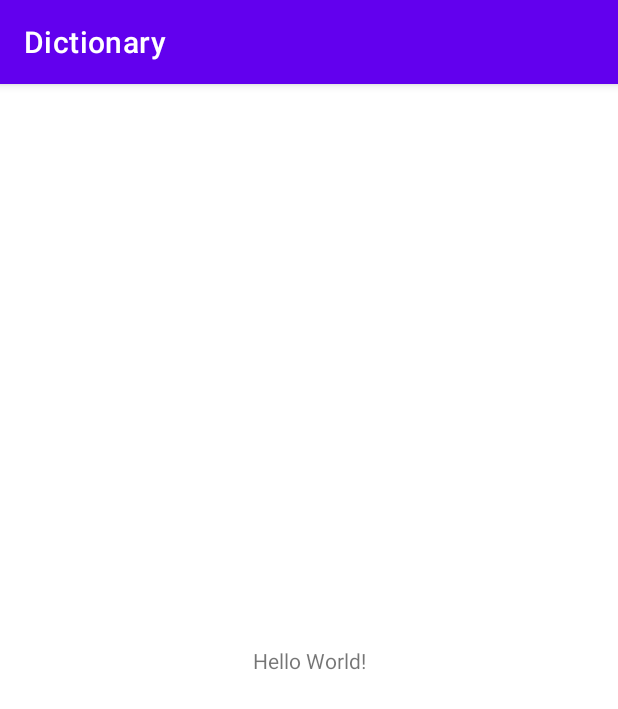
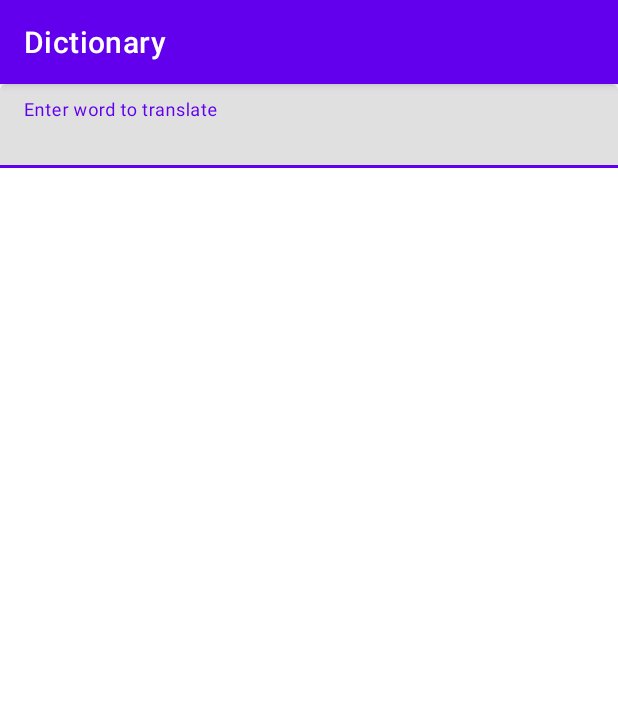
Before and after one commit to brrcd/Dictionary, an Android app: the screen it shows after launch (MainActivity), on a phone screen of 412 x 824 dp. Shown: the top 709 px of the screen. Run offline under Robolectric (Android 15) with nearby library versions, the phone set to English and light mode, and no system bars; our stand-ins replace RxJava.

Commit message:
ДЗ № 1 начало

```diff
--- a/app/src/main/AndroidManifest.xml
+++ b/app/src/main/AndroidManifest.xml
@@ -1,6 +1,8 @@
 <?xml version="1.0" encoding="utf-8"?>
 <manifest xmlns:android="http://schemas.android.com/apk/res/android"
     package="com.example.dictionary">
+
+    <uses-permission android:name="android.permission.INTERNET"/>
 
     <application
         android:allowBackup="true"
--- a/app/src/main/java/com/example/dictionary/MainActivity.kt
+++ b/app/src/main/java/com/example/dictionary/MainActivity.kt
@@ -2,10 +2,62 @@ package com.example.dictionary
 
 import androidx.appcompat.app.AppCompatActivity
 import android.os.Bundle
+import android.view.View
+import android.view.inputmethod.EditorInfo
+import android.widget.Toast
+import com.example.dictionary.databinding.ActivityMainBinding
+import moxy.MvpAppCompatActivity
 
-class MainActivity : AppCompatActivity() {
+class MainActivity : MvpAppCompatActivity(), MainView {
+    private var _binding: ActivityMainBinding? = null
+    private val binding get() = _binding!!
+    private val presenter = MainPresenter(RepositoryImpl())
+
     override fun onCreate(savedInstanceState: Bundle?) {
         super.onCreate(savedInstanceState)
-        setContentView(R.layout.activity_main)
+        _binding = ActivityMainBinding.inflate(layoutInflater)
+        setContentView(binding.root)
+        setSearchInputListener()
+    }
+
+    override fun renderData(appState: AppState) = with(binding) {
+        when (appState) {
+            is AppState.Success -> {
+                loadingLayout.visibility = View.GONE
+                Toast.makeText(applicationContext, "ok ${appState.data[0].text}", Toast.LENGTH_SHORT).show()
+            }
+            is AppState.Error -> {
+                loadingLayout.visibility = View.GONE
+                Toast.makeText(applicationContext, "not ok but appstate", Toast.LENGTH_SHORT).show()
+            }
+            is AppState.Loading -> {
+                loadingLayout.visibility = View.VISIBLE
+            }
+        }
+    }
+
+    override fun onError(error: Throwable) {
+        Toast.makeText(applicationContext, "not ok", Toast.LENGTH_SHORT).show()
+    }
+
+    private fun setSearchInputListener() = with(binding) {
+        textInputEditText.setOnEditorActionListener { _, action, _ ->
+            when (action) {
+                EditorInfo.IME_ACTION_SEARCH -> {
+                    presenter.searchWords(
+                        textInputEditText.text.toString()
+                    )
+                    true
+                }
+                else -> {
+                    false
+                }
+            }
+        }
+    }
+
+    override fun onDestroy() {
+        super.onDestroy()
+        _binding = null
     }
 }
--- /dev/null
+++ b/app/src/main/java/com/example/dictionary/MainPresenter.kt
@@ -0,0 +1,40 @@
+package com.example.dictionary
+
+import io.reactivex.rxjava3.android.schedulers.AndroidSchedulers
+import io.reactivex.rxjava3.core.Observable
+import io.reactivex.rxjava3.disposables.CompositeDisposable
+import io.reactivex.rxjava3.kotlin.plusAssign
+import io.reactivex.rxjava3.schedulers.Schedulers
+import moxy.MvpPresenter
+
+class MainPresenter(
+    private val repository: Repository
+) : MvpPresenter<MainView>() {
+
+    private val disposable = CompositeDisposable()
+
+    fun searchWords(word: String) {
+        disposable +=
+            repository
+                .searchWord(word)
+                .subscribeOn(Schedulers.io())
+                .doOnSubscribe { viewState.renderData(AppState.Loading) }
+                .observeOn(AndroidSchedulers.mainThread())
+                .flatMap {
+                    if (it.isEmpty()) {
+                        Observable.just(AppState.Error("error"))
+                    } else {
+                        Observable.just(AppState.Success(it))
+                    }
+                }
+                .subscribe(
+                    viewState::renderData,
+                    viewState::onError
+                )
+    }
+
+    override fun onDestroy() {
+        super.onDestroy()
+        disposable.clear()
+    }
+}
--- /dev/null
+++ b/app/src/main/java/com/example/dictionary/MainView.kt
@@ -0,0 +1,11 @@
+package com.example.dictionary
+
+import moxy.MvpView
+import moxy.viewstate.strategy.alias.SingleState
+
+interface MainView: MvpView {
+    @SingleState
+    fun renderData(appState: AppState)
+    @SingleState
+    fun onError(error: Throwable)
+}
--- /dev/null
+++ b/app/src/main/java/com/example/dictionary/RepositoryImpl.kt
@@ -0,0 +1,16 @@
+package com.example.dictionary
+
+import com.example.dictionary.model.DataModel
+import io.reactivex.rxjava3.core.Observable
+import io.reactivex.rxjava3.schedulers.Schedulers
+
+class RepositoryImpl(
+) : Repository {
+    override fun searchWord(word: String): Observable<List<DataModel>> =
+        RetrofitImpl.getService()
+            .search(word)
+}
+
+interface Repository {
+    fun searchWord(word: String): Observable<List<DataModel>>
+}
--- a/app/src/main/res/layout/activity_main.xml
+++ b/app/src/main/res/layout/activity_main.xml
@@ -6,13 +6,38 @@
     android:layout_height="match_parent"
     tools:context=".MainActivity">
 
-    <TextView
-        android:layout_width="wrap_content"
+    <com.google.android.material.textfield.TextInputLayout
+        android:id="@+id/text_input_layout"
+        android:layout_width="0dp"
         android:layout_height="wrap_content"
-        android:text="Hello World!"
+        app:layout_constraintStart_toStartOf="parent"
+        app:layout_constraintTop_toTopOf="parent"
+        app:layout_constraintEnd_toEndOf="parent">
+
+        <com.google.android.material.textfield.TextInputEditText
+            android:id="@+id/text_input_edit_text"
+            android:layout_width="match_parent"
+            android:layout_height="match_parent"
+            android:imeOptions="actionSearch"
+            android:maxLines="1"
+            android:singleLine="true"
+            android:hint="@string/enter_word_to_translate"/>
+    </com.google.android.material.textfield.TextInputLayout>
+
+    <FrameLayout
+        android:id="@+id/loading_layout"
+        android:layout_width="match_parent"
+        android:layout_height="match_parent"
+        android:visibility="gone"
+        app:layout_constraintStart_toStartOf="parent"
+        app:layout_constraintEnd_toEndOf="parent"
+        app:layout_constraintTop_toTopOf="parent"
         app:layout_constraintBottom_toBottomOf="parent"
-        app:layout_constraintLeft_toLeftOf="parent"
-        app:layout_constraintRight_toRightOf="parent"
-        app:layout_constraintTop_toTopOf="parent" />
+        tools:visibility="visible">
 
+        <ProgressBar
+            android:layout_width="wrap_content"
+            android:layout_height="wrap_content"
+            android:layout_gravity="center"/>
+    </FrameLayout>
 </androidx.constraintlayout.widget.ConstraintLayout>
--- a/app/src/main/res/values/strings.xml
+++ b/app/src/main/res/values/strings.xml
@@ -1,3 +1,4 @@
 <resources>
     <string name="app_name">Dictionary</string>
+    <string name="enter_word_to_translate">Enter word to translate</string>
 </resources>
--- a/build.gradle
+++ b/build.gradle
@@ -5,7 +5,7 @@ buildscript {
         mavenCentral()
     }
     dependencies {
-        classpath "com.android.tools.build:gradle:7.0.3"
+        classpath 'com.android.tools.build:gradle:7.0.4'
         classpath "org.jetbrains.kotlin:kotlin-gradle-plugin:1.6.0"
 
         // NOTE: Do not place your application dependencies here; they belong
```
Also changed, not shown: app/src/main/java/com/example/dictionary/AppState.kt (added, +9 -0 lines), app/src/main/java/com/example/dictionary/RetrofitImpl.kt (added, +41 -0 lines), app/src/main/java/com/example/dictionary/model/DataModel.kt (added, +22 -0 lines).
